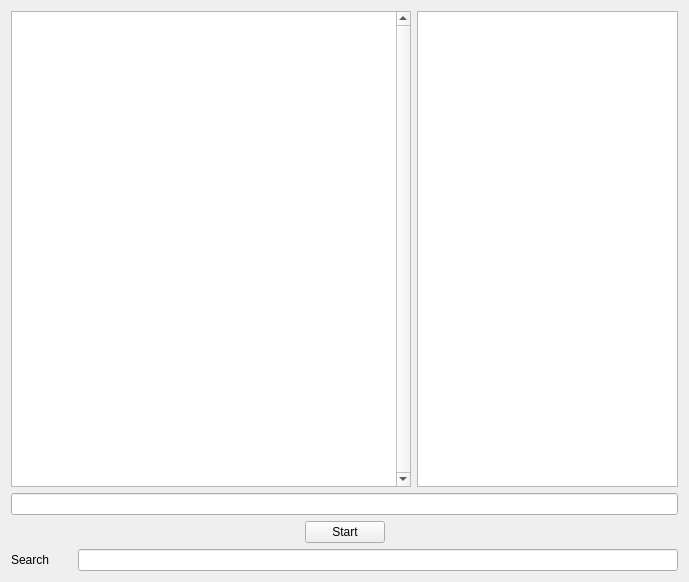
Qt form mainwindow.ui (ivan-selchenkov/qrabbit) before a commit.
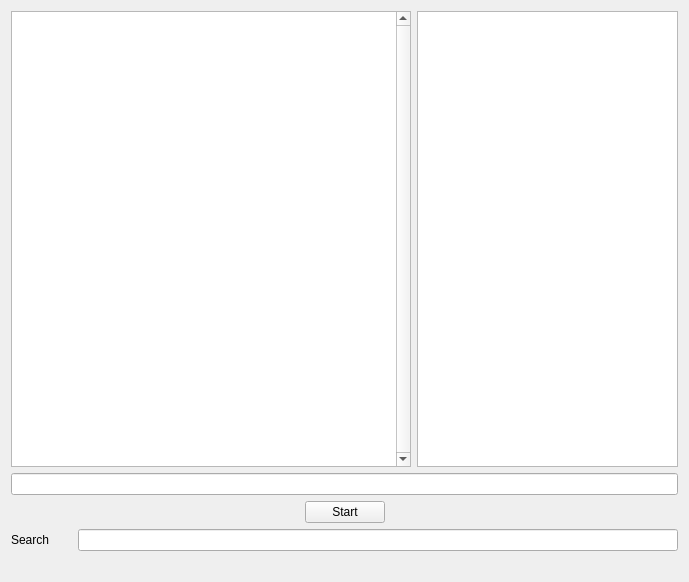
The same form after that commit.

The edit to the form file:
```diff
--- a/mainwindow.ui
+++ b/mainwindow.ui
@@ -155,6 +155,13 @@
       </item>
      </layout>
     </item>
+    <item>
+     <widget class="QLabel" name="lblInfo">
+      <property name="text">
+       <string/>
+      </property>
+     </widget>
+    </item>
    </layout>
   </widget>
  </widget>
```
